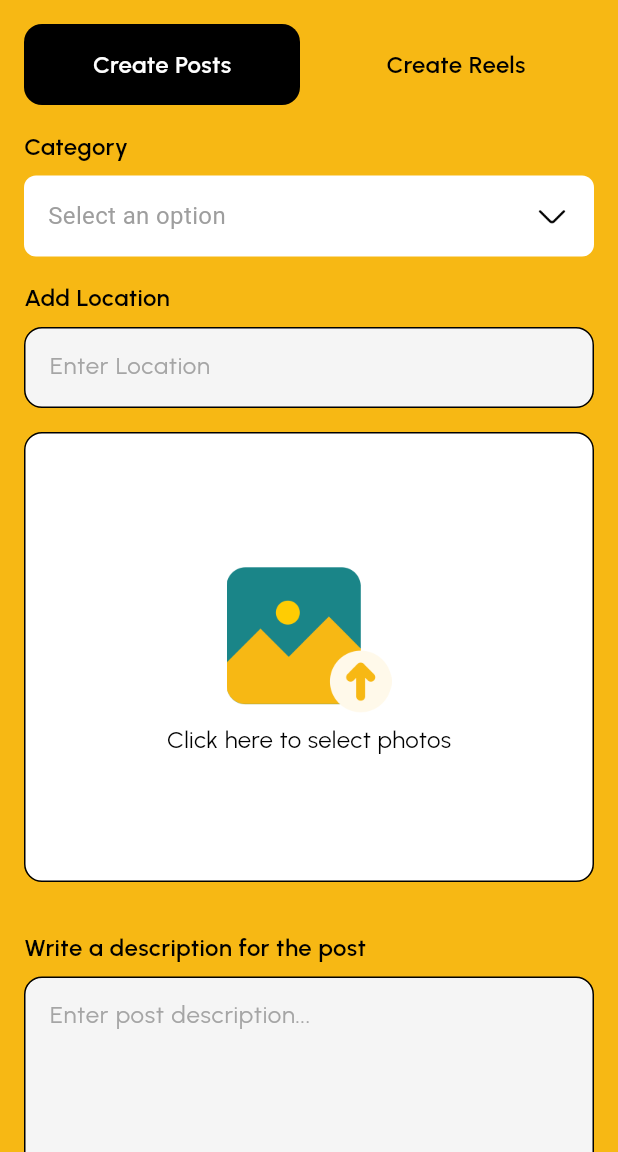
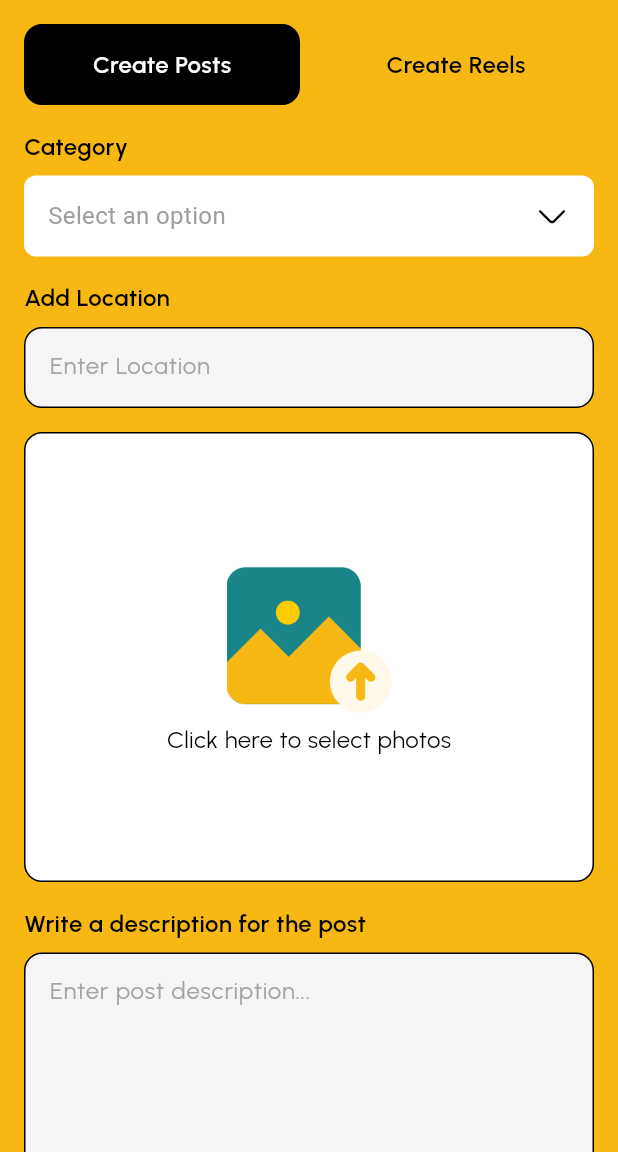
Before and after one commit to Alnur17/tails_date, a Flutter app: the UploadPostView screen opened by its route, after a tap on "Create Posts", on a phone screen of 412 x 824 dp, the part 84-1236 px from its top. Run offline on Flutter 3.47's test engine with Material 3 defaults, Android fonts, the phone set to English and light mode, and no system bars; our stand-ins replace get, google_fonts, image_picker, pin_code_fields, share_plus, smooth_page_indicator and 1 more; network calls fail.

Commit message:
some modification has been done

```diff
--- a/lib/app/modules/chats/views/chats_view.dart
+++ b/lib/app/modules/chats/views/chats_view.dart
@@ -38,7 +38,7 @@ class ChatsView extends StatelessWidget {
                 AppImages.searchTwo,
                 scale: 4,
               ),
-              hintText: 'Search by name or location',
+              hintText: 'Search by name',
             ),
           ),
           Expanded(
@@ -49,6 +49,7 @@ class ChatsView extends StatelessWidget {
                   final user = controller.users[index];
                   return ListTile(
                     leading: CircleAvatar(
+                      radius: 25,
                       backgroundImage: NetworkImage(user['picture']['thumbnail']),
                     ),
                     title: Text('${user['name']['first']} ${user['name']['last']}'),
--- a/lib/app/modules/home/views/widgets/story_widgets/story_avatar.dart
+++ b/lib/app/modules/home/views/widgets/story_widgets/story_avatar.dart
@@ -3,6 +3,7 @@ import 'package:get/get.dart';
 
 import '../../../../../../common/app_color/app_colors.dart';
 import '../../../../../../common/app_text_style/styles.dart';
+import '../../../../../../common/size_box/custom_sizebox.dart';
 import '../../story_view.dart';
 
 class StoryAvatar extends StatelessWidget {
@@ -31,7 +32,7 @@ class StoryAvatar extends StatelessWidget {
             ),
           ),
         ),
-        SizedBox(height: Get.width * 0.02),
+        sh8,
         Text(
           story['name']!,
           style: h7.copyWith(fontWeight: FontWeight.w700),
--- a/lib/app/modules/upload_post/views/upload_post_view.dart
+++ b/lib/app/modules/upload_post/views/upload_post_view.dart
@@ -83,7 +83,13 @@ class UploadPostView extends StatelessWidget {
                       Text('Category', style: h3),
                       sh8,
                       CustomDropdown(
-                        items: ['Option 1', 'Option 2', 'Option 3'],
+                        items: [
+                          'Cats',
+                          'Dogs',
+                          'Exotic Animals',
+                          'Farm Animals',
+                          'Birds'
+                        ],
                         hintText: 'Select an option',
                         onChanged: (value) {},
                       ),
@@ -147,8 +153,8 @@ class UploadPostView extends StatelessWidget {
                                             controller.removeImage(index),
                                         child: CircleAvatar(
                                           radius: 15,
-                                          backgroundColor: Colors.black
-                                              .withOpacity(0.7),
+                                          backgroundColor:
+                                              Colors.black.withOpacity(0.7),
                                           child: Icon(
                                             Icons.close,
                                             color: Colors.white,
@@ -164,21 +170,32 @@ class UploadPostView extends StatelessWidget {
                           }
                         }),
                       ),
-                      sh16,
+                      sh8,
                       Obx(() {
                         if (controller.selectedImages.isNotEmpty &&
                             controller.selectedImages.length < 5) {
                           return GestureDetector(
                             onTap: controller.pickImages,
-                            child: Text(
-                              '+ Add More',
-                              style: h3.copyWith(color: AppColors.blue),
+                            child: Center(
+                              child: Column(
+                                children: [
+                                  Image.asset(
+                                    AppImages.addMore,
+                                    scale: 4,
+                                  ),
+                                  sh5,
+                                  Text(
+                                    'Add More',
+                                    style: h5,
+                                  ),
+                                ],
+                              ),
                             ),
                           );
                         }
                         return SizedBox.shrink();
                       }),
-                      sh16,
+                      sh8,
                       Text('Write a description for the post', style: h3),
                       sh8,
                       CustomTextField(
@@ -222,7 +239,9 @@ class UploadPostView extends StatelessWidget {
                                   borderRadius: BorderRadius.circular(12),
                                   child: AspectRatio(
                                     aspectRatio: controller
-                                        .videoPlayerController!.value.aspectRatio,
+                                        .videoPlayerController!
+                                        .value
+                                        .aspectRatio,
                                     child: VideoPlayer(
                                         controller.videoPlayerController!),
                                   ),
--- a/lib/common/app_images/app_images.dart
+++ b/lib/common/app_images/app_images.dart
@@ -58,6 +58,7 @@ class AppImages {
   static const instagram = "assets/icons/instagram.png";
   static const whatsApp = "assets/icons/whats app.png";
   static const telegram = "assets/icons/telegram.png";
+  static const addMore = "assets/icons/add more.png";
 
 
   //================ Images ==================>
--- a/lib/common/widgets/custom_dropdown.dart
+++ b/lib/common/widgets/custom_dropdown.dart
@@ -1,5 +1,7 @@
 import 'package:flutter/material.dart';
+import 'package:tails_date/common/app_color/app_colors.dart';
 import 'package:tails_date/common/app_images/app_images.dart';
+import 'package:tails_date/common/app_text_style/styles.dart';
 
 class CustomDropdown extends StatefulWidget {
   final List<String> items;
@@ -54,6 +56,7 @@ class _CustomDropdownState extends State<CustomDropdown> {
   void _showDropdownDialog(BuildContext context) {
     showModalBottomSheet(
       context: context,
+      backgroundColor: AppColors.black,
       shape: const RoundedRectangleBorder(
         borderRadius: BorderRadius.vertical(top: Radius.circular(16)),
       ),
@@ -64,7 +67,7 @@ class _CustomDropdownState extends State<CustomDropdown> {
           itemBuilder: (context, index) {
             final item = widget.items[index];
             return ListTile(
-              title: Text(item),
+              title: Text(item,style: h3.copyWith(color: AppColors.white),),
               onTap: () {
                 setState(() {
                   selectedValue = item;
```
Also changed, not shown: lib/app/modules/add_story/views/add_story_view.dart (+10 -1 lines), lib/app/modules/home/views/story_view.dart (+48 -7 lines), lib/app/modules/home/views/widgets/story_widgets/add_story_avatar.dart (+15 -4 lines), lib/app/modules/reels/views/reels_view.dart (+59 -11 lines), assets/icons/add more.png (added). Lines whose indentation alone changed are shown as unchanged.
